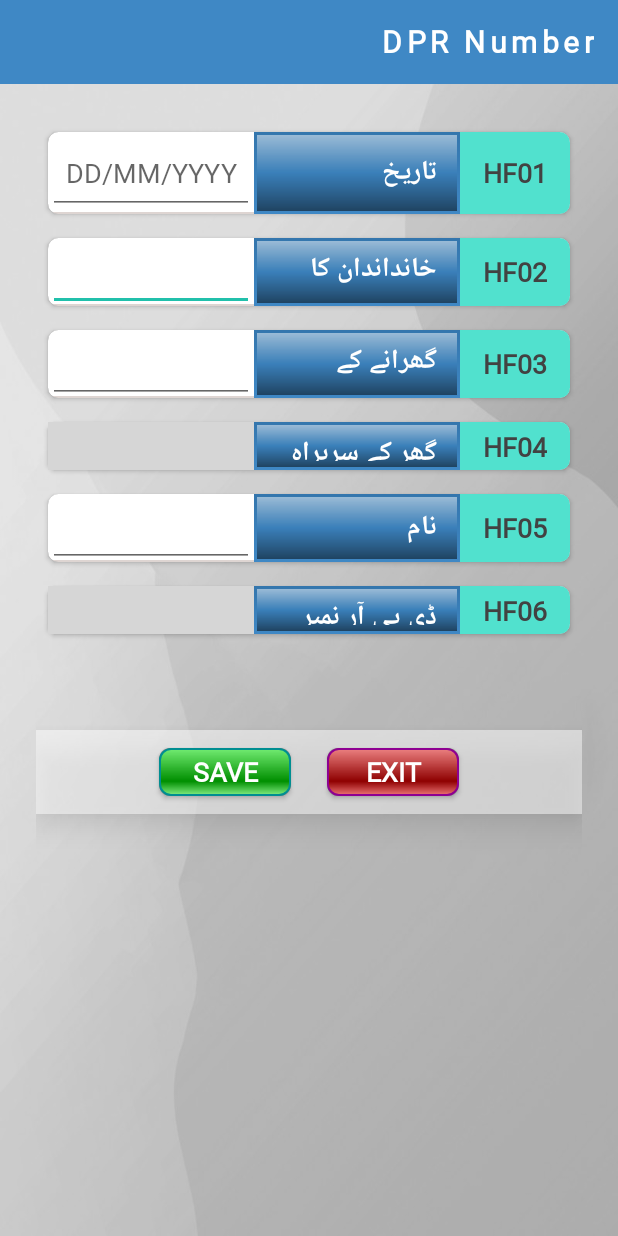
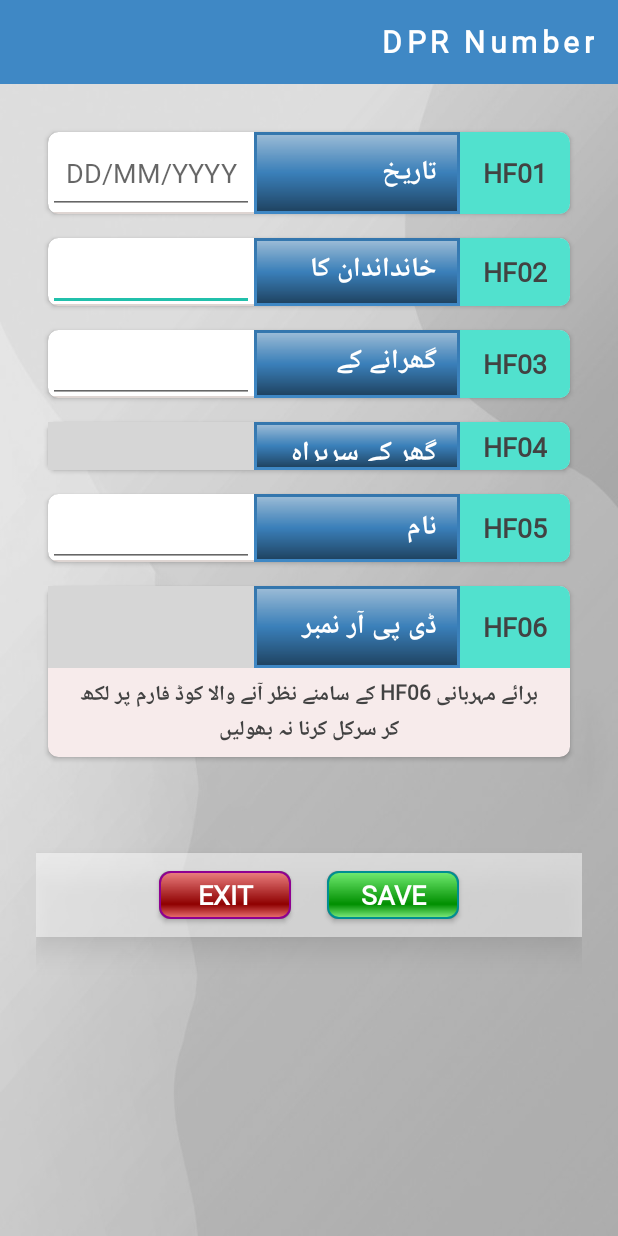
Before and after one commit to ahs1n/HF_Visitors, an Android app: the SectionVisitorsActivity screen opened directly, with no data from a screen before it, on a phone screen of 412 x 824 dp. Run offline under Robolectric (Android 15) with nearby library versions, the phone set to English and light mode, and no system bars; our stand-ins replace data binding, sdp/ssp sizes; libraries missing offline, so code that uses them is left out: com.edittextpicker.aliazaz, com.validatorcrawler.aliazaz, net.sqlcipher.database; plain views replace DatePickerInputEditText, EditTextPicker; 7 statements that could not run were skipped; grey boxes are pictures that could not be loaded.

```diff
--- a/app/src/main/java/edu/aku/dmu/hf_visitors/contracts/TableContracts.java
+++ b/app/src/main/java/edu/aku/dmu/hf_visitors/contracts/TableContracts.java
@@ -22,6 +22,7 @@ public class TableContracts {
         public static final String COLUMN_END_TIME = "end_time";
         public static final String COLUMN_START_TIME = "start_time";
         public static final String COLUMN_FLAG = "flag";
+        public static final String COLUMN_HF_CODE = "hf_code";
     }
 
     public static abstract class ListingMembersTable implements BaseColumns {
--- a/app/src/main/java/edu/aku/dmu/hf_visitors/database/CreateTable.kt
+++ b/app/src/main/java/edu/aku/dmu/hf_visitors/database/CreateTable.kt
@@ -14,6 +14,7 @@ object CreateTable {
             + VisitorsTable.COLUMN_SYSDATE + " TEXT,"
             + VisitorsTable.COLUMN_START_TIME + " TEXT,"
             + VisitorsTable.COLUMN_FLAG + " TEXT,"
+            + VisitorsTable.COLUMN_HF_CODE + " TEXT,"
             + VisitorsTable.COLUMN_END_TIME + " TEXT,"
             + VisitorsTable.COLUMN_ISTATUS + " TEXT,"
             + VisitorsTable.COLUMN_DEVICEID + " TEXT,"
--- a/app/src/main/java/edu/aku/dmu/hf_visitors/database/DatabaseHelper.java
+++ b/app/src/main/java/edu/aku/dmu/hf_visitors/database/DatabaseHelper.java
@@ -94,6 +94,7 @@ public class DatabaseHelper extends SQLiteOpenHelper {
         values.put(VisitorsTable.COLUMN_START_TIME, dpr.getStartTime());
         values.put(VisitorsTable.COLUMN_END_TIME, dpr.getEndTime());
         values.put(VisitorsTable.COLUMN_FLAG, dpr.getFlag());
+        values.put(VisitorsTable.COLUMN_HF_CODE, dpr.getHfCode());
         values.put(VisitorsTable.COLUMN_DPR, dpr.dPRtoString());
 
         // Insert the new row, returning the primary key value of the new row
--- a/app/src/main/java/edu/aku/dmu/hf_visitors/models/DPR.java
+++ b/app/src/main/java/edu/aku/dmu/hf_visitors/models/DPR.java
@@ -44,6 +44,7 @@ public class DPR extends BaseObservable {
     private String synced = _EMPTY_;
     private String syncDate = _EMPTY_;
     private String flag = _EMPTY_;
+    private String hfCode = _EMPTY_;
 
     //  Section DPR
     private String hf01 = _EMPTY_;
@@ -52,6 +53,7 @@ public class DPR extends BaseObservable {
     private String hf04 = _EMPTY_;
     private String hf05 = _EMPTY_;
     private String hf06 = _EMPTY_;
+    private String hf07 = _EMPTY_;
     private String dPR = _EMPTY_;
 
 
@@ -62,6 +64,7 @@ public class DPR extends BaseObservable {
         setDeviceId(MainApp.deviceid);
         setAppver(MainApp.appInfo.getAppVersion());
         setProjectName(PROJECT_NAME);
+        setHfCode(MainApp.user.getHfcode());
         setEndTime(new SimpleDateFormat("HH:mm:ss", Locale.ENGLISH).format(new Date().getTime()));
 
     }
@@ -187,6 +190,14 @@ public class DPR extends BaseObservable {
         this.flag = flag;
     }
 
+    public String getHfCode() {
+        return hfCode;
+    }
+
+    public void setHfCode(String hfCode) {
+        this.hfCode = hfCode;
+    }
+
     public String getdPR() {
         return dPR;
     }
@@ -255,6 +266,16 @@ public class DPR extends BaseObservable {
         notifyPropertyChanged(BR.hf06);
     }
 
+    @Bindable
+    public String getHf07() {
+        return hf07;
+    }
+
+    public void setHf07(String hf07) {
+        this.hf07 = hf07;
+        notifyPropertyChanged(BR.hf07);
+    }
+
     public DPR Hydrate(Cursor cursor) throws JSONException {
         this.id = cursor.getString(cursor.getColumnIndexOrThrow(VisitorsTable.COLUMN_ID));
         this.uid = cursor.getString(cursor.getColumnIndexOrThrow(VisitorsTable.COLUMN_UID));
@@ -270,6 +291,7 @@ public class DPR extends BaseObservable {
         this.endTime = cursor.getString(cursor.getColumnIndexOrThrow(VisitorsTable.COLUMN_END_TIME));
         this.startTime = cursor.getString(cursor.getColumnIndexOrThrow(VisitorsTable.COLUMN_START_TIME));
         this.flag = cursor.getString(cursor.getColumnIndexOrThrow(VisitorsTable.COLUMN_FLAG));
+        this.hfCode = cursor.getString(cursor.getColumnIndexOrThrow(VisitorsTable.COLUMN_HF_CODE));
         dPRHydrate(cursor.getString(cursor.getColumnIndexOrThrow(VisitorsTable.COLUMN_DPR)));
 
         return this;
@@ -286,6 +308,7 @@ public class DPR extends BaseObservable {
             this.hf04 = json.getString("hf04");
             this.hf05 = json.getString("hf05");
             this.hf06 = json.getString("hf06");
+            this.hf07 = json.getString("hf07");
         }
     }
 
@@ -299,7 +322,8 @@ public class DPR extends BaseObservable {
                 .put("hf03", hf03)
                 .put("hf04", hf04)
                 .put("hf05", hf05)
-                .put("hf06", hf06);
+                .put("hf06", hf06)
+                .put("hf07", hf07);
 
         return json.toString();
     }
@@ -320,6 +344,7 @@ public class DPR extends BaseObservable {
         json.put(VisitorsTable.COLUMN_END_TIME, this.endTime);
         json.put(VisitorsTable.COLUMN_START_TIME, this.startTime);
         json.put(VisitorsTable.COLUMN_FLAG, this.flag);
+        json.put(VisitorsTable.COLUMN_HF_CODE, this.hfCode);
 
         json.put(VisitorsTable.COLUMN_DPR, new JSONObject(dPRtoString()));
         return json;
--- a/app/src/main/java/edu/aku/dmu/hf_visitors/ui/sections/SectionVisitorsActivity.java
+++ b/app/src/main/java/edu/aku/dmu/hf_visitors/ui/sections/SectionVisitorsActivity.java
@@ -2,6 +2,7 @@ package edu.aku.dmu.hf_visitors.ui.sections;
 
 import static edu.aku.dmu.hf_visitors.core.MainApp.dpr;
 import static edu.aku.dmu.hf_visitors.core.MainApp.listingMembers;
+import static edu.aku.dmu.hf_visitors.core.MainApp.sharedPref;
 
 import android.os.Bundle;
 import android.util.Log;
@@ -42,11 +43,11 @@ public class SectionVisitorsActivity extends AppCompatActivity {
         db = MainApp.appInfo.dbHelper;
         MainApp.dpr = new DPR();
         bi.setForm(dpr);
+        checkTodayDate();
 
         boolean isNew = getIntent().getBooleanExtra("new", false);
 
         if (!isNew) {
-            dpr.setFlag("1");
             dpr.setUuid(listingMembers.getUID());
             bi.hf02.setText(listingMembers.getHhid());
             dpr.setHf02(listingMembers.getHhid());
@@ -54,16 +55,43 @@ public class SectionVisitorsActivity extends AppCompatActivity {
             dpr.setHf03(listingMembers.getHead());
             bi.hf04.setText(listingMembers.getCellNo());
             dpr.setHf04(listingMembers.getCellNo());
+
             if (!listingMembers.getPwName().equals("")) {
                 bi.hf05.setText(listingMembers.getPwName());
                 dpr.setHf05(listingMembers.getPwName());
-            } else {
+
+            } else if (!listingMembers.getChildName().equals("")) {
                 bi.hf05.setText(listingMembers.getChildName());
                 dpr.setHf05(listingMembers.getChildName());
             }
-            if (listingMembers.getPwName().equals("") && listingMembers.getChildName().equals(""))
+
+            if (!listingMembers.getPwName().equals("") || !listingMembers.getChildName().equals("")) {
+                dpr.setFlag("1");
+            } else if (listingMembers.getPwName().equals("") && listingMembers.getChildName().equals("")) {
                 dpr.setFlag("2");
-        } else dpr.setFlag("3");
+            }
+
+        } else {
+            dpr.setFlag("3");
+            bi.fldGrpCVhf07.setVisibility(View.VISIBLE);
+        }
+
+//        MainApp.dprNO++;
+        bi.hf06.setText(new StringBuilder().append(sharedPref.getString("tabID", "")).append(MainApp.dprNO).toString());
+        dpr.setHf06(sharedPref.getString("tabID", "") + MainApp.dprNO);
+    }
+
+    private void checkTodayDate() {
+        String todayDate = new SimpleDateFormat("yyyy-MM-dd", Locale.ENGLISH).format(new Date());
+        String savedDate = sharedPref.getString("todayEntryDate", "");
+        if (savedDate.equals("") || !savedDate.equals(todayDate)) {
+            MainApp.editor.putString("todayEntryDate", todayDate).apply();
+            MainApp.dprNO = 1;
+            sharedPref.edit().putInt("dpr_no", MainApp.dprNO).apply();
+        } else {
+            MainApp.dprNO = sharedPref.getInt("dpr_no", 1);
+        }
+
     }
 
 
@@ -115,6 +143,7 @@ public class SectionVisitorsActivity extends AppCompatActivity {
             /*Intent i;
             i = new Intent(this, ListingMembersListActivity.class);
             startActivity(i);*/
+            sharedPref.edit().putInt("dpr_no", ++MainApp.dprNO).apply();
             finish();
         } else {
             Toast.makeText(this, R.string.fail_db_upd, Toast.LENGTH_SHORT).show();
@@ -123,6 +152,7 @@ public class SectionVisitorsActivity extends AppCompatActivity {
 
 
     public void btnEnd(View view) {
+        MainApp.dprNO--;
         finish();
     }
 
@@ -133,6 +163,7 @@ public class SectionVisitorsActivity extends AppCompatActivity {
 
     @Override
     public void onBackPressed() {
+        MainApp.dprNO--;
         setResult(RESULT_CANCELED);
     }
 
--- a/app/src/main/res/layout/activity_main.xml
+++ b/app/src/main/res/layout/activity_main.xml
@@ -111,7 +111,7 @@
                                         android:drawablePadding="12dp"
                                         android:gravity="center_vertical"
                                         android:minWidth="460dp"
-                                        android:text="Open Form"
+                                        android:text="Start Visitors Mapping"
                                         android:textColor="@color/colorPrimary"
                                         android:textSize="16dp" />
 
@@ -120,7 +120,7 @@
                                         android:layout_height="wrap_content"
                                         android:layout_marginStart="36dp"
                                         android:gravity="center_horizontal|center_vertical"
-                                        android:text="Open to enter child form"
+                                        android:text="Identify the patient from listing data"
                                         android:textColor="@color/gray"
                                         android:textSize="14sp" />
                                 </LinearLayout>
--- a/app/src/main/res/layout/activity_section_visitors.xml
+++ b/app/src/main/res/layout/activity_section_visitors.xml
@@ -1,5 +1,6 @@
 <layout xmlns:android="http://schemas.android.com/apk/res/android"
-    xmlns:app="http://schemas.android.com/apk/res-auto">
+    xmlns:app="http://schemas.android.com/apk/res-auto"
+    xmlns:tools="http://schemas.android.com/tools">
 
     <data>
 
@@ -120,8 +121,8 @@
                                 android:layout_width="0dp"
                                 android:layout_height="wrap_content"
                                 android:layout_weight="1"
+                                android:digits="AaBbCcDdEeFfGgHhIiJjKkLlMmNnOoPpQqRrSsTtUuVvWwXxYyZz0123456789- "
                                 android:gravity="center"
-                                android:digits="AaBbCcDdEeFfGgHhIiJjKkLlMmNnOoPpQqRrSsTtUuVvWwXxYyZz0123456789- "
                                 android:inputType="textCapWords|textPersonName"
                                 android:text="@={form.hf02}" />
                         </LinearLayout>
@@ -284,17 +285,73 @@
                             <com.edittextpicker.aliazaz.EditTextPicker
                                 android:id="@+id/hf06"
                                 android:layout_width="0dp"
-                                android:layout_height="wrap_content"
+                                android:layout_height="match_parent"
                                 android:layout_weight="1"
+                                android:background="@color/colorPrimaryOverlay"
+                                android:enabled="false"
                                 android:gravity="center"
-                                android:hint="####"
+                                android:hint="###"
                                 android:inputType="number"
-                                android:maxLength="5"
+                                android:maxLength="3"
                                 android:text="@={form.hf06}"
-                                app:maxValue="99999"
+                                android:textColor="@color/grayDark"
+                                app:maxValue="999"
                                 app:minValue="0"
                                 app:type="range" />
                         </LinearLayout>
+
+                        <TextView
+                            android:layout_width="match_parent"
+                            android:layout_height="match_parent"
+                            android:layout_weight="1"
+                            android:background="@color/lightPink1"
+                            android:gravity="center"
+                            android:text="@string/hf06Info"
+                            android:textColor="@color/grayDark"
+                            android:textSize="@dimen/_11sdp" />
+                    </LinearLayout>
+                </androidx.cardview.widget.CardView>
+
+                <!-- Address  Input   -->
+                <androidx.cardview.widget.CardView
+                    android:id="@+id/fldGrpCVhf07"
+                    style="@style/cardView"
+                    android:visibility="gone"
+                    tools:visibility="visible">
+
+                    <LinearLayout
+                        android:layout_width="match_parent"
+                        android:layout_height="wrap_content"
+                        android:orientation="vertical">
+
+                        <LinearLayout
+                            android:layout_width="match_parent"
+                            android:layout_height="wrap_content"
+                            android:background="@drawable/bottom"
+                            android:orientation="horizontal">
+
+                            <TextView
+                                style="@style/quesNum"
+                                android:layout_width="wrap_content"
+                                android:layout_height="match_parent"
+                                android:text="@string/Q_hf07" />
+
+                            <TextView
+                                android:layout_width="0dp"
+                                android:layout_height="match_parent"
+                                android:layout_weight="1"
+                                android:text="@string/hf07" />
+                        </LinearLayout>
+
+                        <EditText
+                            android:id="@+id/hf07"
+                            android:layout_width="match_parent"
+                            android:layout_height="match_parent"
+                            android:gravity="top"
+                            android:hint="@string/hf07"
+                            android:lines="5"
+                            android:minLines="5"
+                            android:text="@={form.hf07}" />
                     </LinearLayout>
                 </androidx.cardview.widget.CardView>
 
@@ -313,6 +370,20 @@
                     app:elevation="50dp">
 
                     <Button
+                        android:id="@+id/btn_Continue"
+                        android:layout_width="wrap_content"
+                        android:layout_height="wrap_content"
+                        android:layout_margin="12dp"
+                        android:background="@drawable/button_shape_green"
+                        android:drawableTint="#00ea00"
+                        android:fontFamily="@font/roboto"
+                        android:onClick="btnContinue"
+                        android:paddingStart="12dp"
+                        android:paddingEnd="12dp"
+                        android:text="Save"
+                        android:textColor="@color/white" />
+
+                    <Button
                         android:id="@+id/btn_End"
                         android:layout_width="wrap_content"
                         android:layout_height="wrap_content"
@@ -326,20 +397,6 @@
                         android:text="Exit"
                         android:textColor="@color/white" />
 
-                    <Button
-                        android:id="@+id/btn_Continue"
-                        android:layout_width="wrap_content"
-                        android:layout_height="wrap_content"
-                        android:layout_margin="12dp"
-                        android:background="@drawable/button_shape_green"
-                        android:drawableTint="#00ea00"
-                        android:fontFamily="@font/roboto"
-                        android:onClick="btnContinue"
-                        android:paddingStart="12dp"
-                        android:paddingEnd="12dp"
-                        android:text="Save"
-                        android:textColor="@color/white" />
-
                 </LinearLayout>
                 <!--EndButton LinearLayout-->
             </LinearLayout>
--- a/app/src/main/res/values/strings.xml
+++ b/app/src/main/res/values/strings.xml
@@ -84,6 +84,8 @@
     <string name="hf04">گھر کے سربراہ کا موبائل نمبرر</string>
     <string name="hf05">نام</string>
     <string name="hf06">ڈی پی آر نمبر</string>
+    <string name="hf06Info">برائے مہربانی HF06 کے سامنے نظر آنے والا کوڈ فارم پر لکھ کر سرکل کرنا نہ بھولیں</string>
+    <string name="hf07">گھر کا پتہ</string>
 
     <string name='Q_hf01'>hf01</string>
     <string name='Q_hf02'>hf02</string>
@@ -91,6 +93,7 @@
     <string name='Q_hf04'>hf04</string>
     <string name='Q_hf05'>hf05</string>
     <string name='Q_hf06'>hf06</string>
+    <string name='Q_hf07'>hf07</string>
 
     <string name='Q_istatus'>istatus</string>
     <string name="btnDownload">Download Data</string>
```
Also changed, not shown: app/src/main/java/edu/aku/dmu/hf_visitors/MainActivity.java (+26 -0 lines), app/src/main/java/edu/aku/dmu/hf_visitors/core/MainApp.java (+2 -19 lines), 1 other file.
